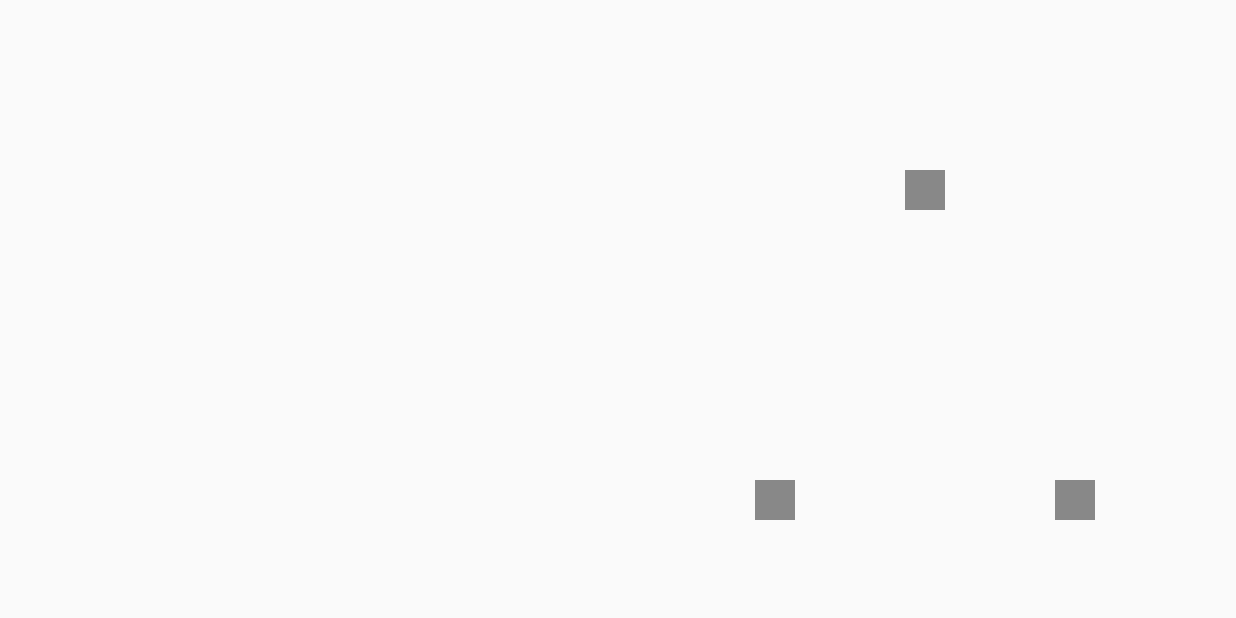
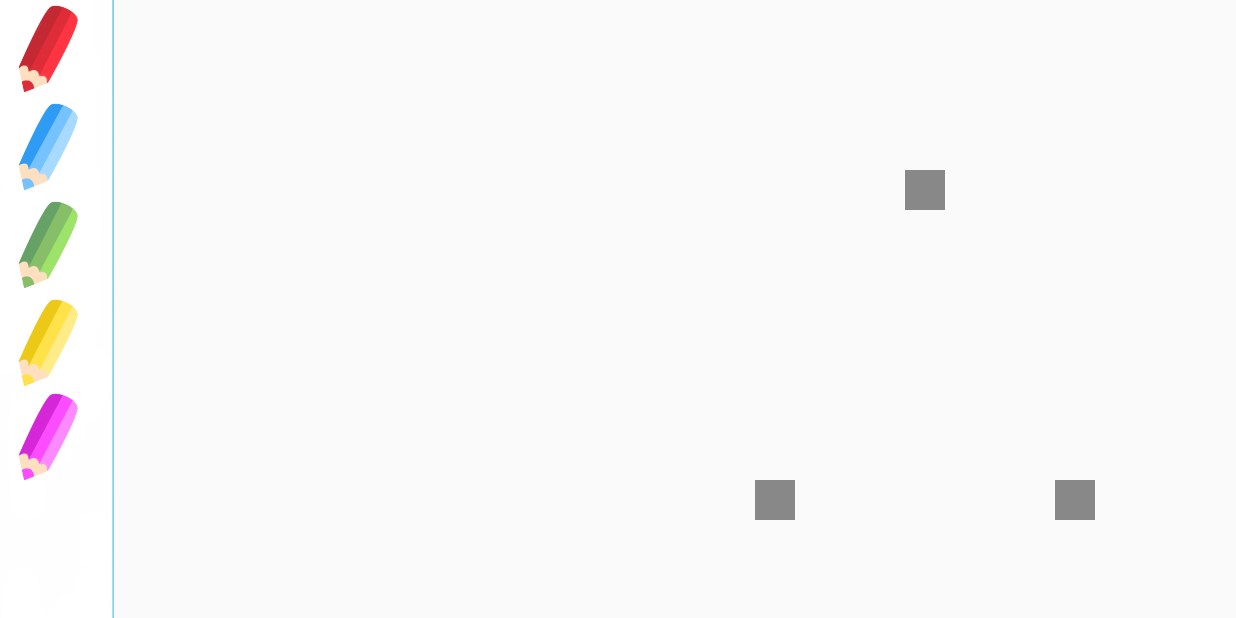
Before and after one commit to izaborek/android, an Android app: the DrawActivity screen opened directly, with no data from a screen before it, on a phone screen of 824 x 412 dp (held sideways). Run offline under Robolectric (Android 15) with nearby library versions, the phone set to English and light mode, and no system bars.

Commit message:
letters and numbers backgrounds + color menu

```diff
--- a/newGame/app/src/main/java/com/example/newgame/Canvas.java
+++ b/newGame/app/src/main/java/com/example/newgame/Canvas.java
@@ -23,6 +23,7 @@ public class Canvas extends View {
     boolean ifDraw = false;
     protected final Logger log = Logger.getLogger(getClass().getName()); //java.util.logging.Logger
     int pointsCount;
+    public int r = 255, g = 0, b = 0;
 
     public Canvas(Context context, AttributeSet attrs,Letter letter) {
         super(context, attrs);
@@ -31,7 +32,7 @@ public class Canvas extends View {
 
         this.listOfPoints = letter.getListOfPoints();
         paint.setAntiAlias(true);
-        paint.setColor(Color.RED); //to change later
+        paint.setColor(Color.rgb(r,g,b));
         paint.setStrokeJoin(Paint.Join.ROUND);
         paint.setStyle(Paint.Style.STROKE);
         paint.setStrokeWidth(15f); //change
@@ -46,6 +47,7 @@ public class Canvas extends View {
             Log.e("MyTag", "Failure to get drawable id.", e);
         }
         setBackgroundResource(drawableId);
+
     }
 
     @Override
@@ -59,7 +61,7 @@ public class Canvas extends View {
         }
         paint.setStrokeWidth(15f); //change
         //paint.setAntiAlias(false);
-        paint.setColor(Color.RED);
+        paint.setColor(Color.rgb(r,g,b));
         canvas.drawPath(path,paint);
     }
 
--- a/newGame/app/src/main/java/com/example/newgame/DrawActivity.java
+++ b/newGame/app/src/main/java/com/example/newgame/DrawActivity.java
@@ -2,6 +2,10 @@ package com.example.newgame;
 
 import android.support.v7.app.AppCompatActivity;
 import android.os.Bundle;
+import android.view.View;
+import android.widget.ImageButton;
+import android.widget.LinearLayout;
+import android.widget.RelativeLayout;
 import android.widget.Toast;
 
 import java.util.ArrayList;
@@ -9,10 +13,14 @@ import java.util.ArrayList;
 public class DrawActivity extends AppCompatActivity {
 
     Canvas myCanvas;
+    LinearLayout  myLayout, canvasLayout;
+    ImageButton redB, blueB, greenB, yellowB, purpleB;
+
     ArrayList<Float> listka = new ArrayList<>();
     @Override
     protected void onCreate(Bundle savedInstanceState) {
         super.onCreate(savedInstanceState);
+
         listka.add((float) 650);
         listka.add((float) 820);
         listka.add((float) 775);
@@ -23,9 +31,56 @@ public class DrawActivity extends AppCompatActivity {
         listka.add((float) 500);
         listka.add((float) 1200);
         listka.add((float) 820);
+
         Letter letter = new Letter("literaa", listka);
         myCanvas = new Canvas(this, null,letter);
-        setContentView(myCanvas);
+
+        setContentView(R.layout.activity_draw);
+
+        myLayout = findViewById(R.id.panelLayout);
+        canvasLayout = findViewById(R.id.canvasLayout);
+        canvasLayout.addView(myCanvas);
+
+        redB = findViewById(R.id.redBtn);
+        blueB = findViewById(R.id.blueBtn);
+        greenB = findViewById(R.id.greenBtn);
+        yellowB = findViewById(R.id.yellowBtn);
+        purpleB = findViewById(R.id.purpleBtn);
+
+        redB.setOnClickListener(new View.OnClickListener() {
+            @Override
+            public void onClick(View v) {
+                myCanvas.r = 255; myCanvas.g = 0; myCanvas.b = 0;
+            }
+        });
+
+        blueB.setOnClickListener(new View.OnClickListener() {
+            @Override
+            public void onClick(View v) {
+                myCanvas.r = 30; myCanvas.g = 144; myCanvas.b = 255;
+            }
+        });
+
+        greenB.setOnClickListener(new View.OnClickListener() {
+            @Override
+            public void onClick(View v) {
+                myCanvas.r = 50; myCanvas.g = 205; myCanvas.b = 50;
+            }
+        });
+
+        yellowB.setOnClickListener(new View.OnClickListener() {
+            @Override
+            public void onClick(View v) {
+                myCanvas.r = 255; myCanvas.g = 255; myCanvas.b = 0;
+            }
+        });
+
+        purpleB.setOnClickListener(new View.OnClickListener() {
+            @Override
+            public void onClick(View v) {
+                myCanvas.r = 255; myCanvas.g = 0; myCanvas.b = 255;
+            }
+        });
 
 
     }
--- a/newGame/app/src/main/java/com/example/newgame/MainActivity.java
+++ b/newGame/app/src/main/java/com/example/newgame/MainActivity.java
@@ -26,5 +26,12 @@ public class MainActivity extends AppCompatActivity {
                 startActivity(new Intent(MainActivity.this, BoardPickActivity.class));
             }
         });
+
+        exitB.setOnClickListener(new View.OnClickListener() {
+            @Override
+            public void onClick(View v) {
+                System.exit(1);
+            }
+        });
     }
 }
--- a/newGame/app/src/main/res/layout/activity_draw.xml
+++ b/newGame/app/src/main/res/layout/activity_draw.xml
@@ -6,4 +6,90 @@
     android:layout_height="match_parent"
     tools:context=".DrawActivity">
 
+    <LinearLayout
+        android:id="@+id/canvasLayout"
+        android:layout_width="match_parent"
+        android:layout_height="match_parent"
+        android:orientation="horizontal"
+        app:layout_constraintBottom_toBottomOf="parent"
+        app:layout_constraintStart_toStartOf="parent"
+        app:layout_constraintTop_toTopOf="parent"></LinearLayout>
+
+    <LinearLayout
+        android:id="@+id/panelLayout"
+        android:layout_width="76dp"
+        android:layout_height="match_parent"
+        android:background="@null"
+        android:orientation="horizontal"
+        app:layout_constraintBottom_toBottomOf="parent"
+        app:layout_constraintStart_toStartOf="parent"
+        app:layout_constraintTop_toTopOf="parent">
+
+        <android.support.constraint.ConstraintLayout
+            android:layout_width="match_parent"
+            android:layout_height="match_parent">
+
+            <ImageView
+                android:id="@+id/panel"
+                android:layout_width="77dp"
+                android:layout_height="wrap_content"
+                android:scaleType="fitStart"
+                app:layout_constraintBottom_toBottomOf="parent"
+                app:layout_constraintStart_toStartOf="parent"
+                app:layout_constraintTop_toTopOf="parent"
+                app:srcCompat="@drawable/leftpanel" />
+
+            <ImageButton
+                android:id="@+id/redBtn"
+                android:layout_width="65dp"
+                android:layout_height="65dp"
+                android:background="@null"
+                android:scaleType="fitCenter"
+                app:layout_constraintStart_toStartOf="parent"
+                app:layout_constraintTop_toTopOf="parent"
+                app:srcCompat="@drawable/czerwony" />
+
+            <ImageButton
+                android:id="@+id/blueBtn"
+                android:layout_width="65dp"
+                android:layout_height="65dp"
+                android:background="@null"
+                android:scaleType="fitCenter"
+                app:layout_constraintStart_toStartOf="parent"
+                app:layout_constraintTop_toBottomOf="@+id/redBtn"
+                app:srcCompat="@drawable/niebieski" />
+
+            <ImageButton
+                android:id="@+id/greenBtn"
+                android:layout_width="65dp"
+                android:layout_height="65dp"
+                android:background="@null"
+                android:scaleType="fitCenter"
+                app:layout_constraintStart_toStartOf="parent"
+                app:layout_constraintTop_toBottomOf="@+id/blueBtn"
+                app:srcCompat="@drawable/zielony" />
+
+            <ImageButton
+                android:id="@+id/yellowBtn"
+                android:layout_width="65dp"
+                android:layout_height="65dp"
+                android:background="@null"
+                android:scaleType="fitCenter"
+                app:layout_constraintStart_toStartOf="parent"
+                app:layout_constraintTop_toBottomOf="@+id/greenBtn"
+                app:srcCompat="@drawable/zolty" />
+
+            <ImageButton
+                android:id="@+id/purpleBtn"
+                android:layout_width="65dp"
+                android:layout_height="60dp"
+                android:background="@null"
+                android:scaleType="fitCenter"
+                app:layout_constraintStart_toStartOf="parent"
+                app:layout_constraintTop_toBottomOf="@+id/yellowBtn"
+                app:srcCompat="@drawable/rozowy" />
+        </android.support.constraint.ConstraintLayout>
+
+    </LinearLayout>
+
 </android.support.constraint.ConstraintLayout>
```
Also changed, not shown: newGame/app/src/main/res/drawable/cyfra1.png (added), newGame/app/src/main/res/drawable/cyfra2.png (added), newGame/app/src/main/res/drawable/cyfra3.png (added), newGame/app/src/main/res/drawable/cyfra4.png (added), newGame/app/src/main/res/drawable/cyfra5.png (added), newGame/app/src/main/res/drawable/cyfra6.png (added), newGame/app/src/main/res/drawable/cyfra7.png (added), newGame/app/src/main/res/drawable/cyfra8.png (added), newGame/app/src/main/res/drawable/cyfra9.png (added), newGame/app/src/main/res/drawable/literar.png (added), newGame/app/src/main/res/drawable/literas.png (added), 5 other files.
